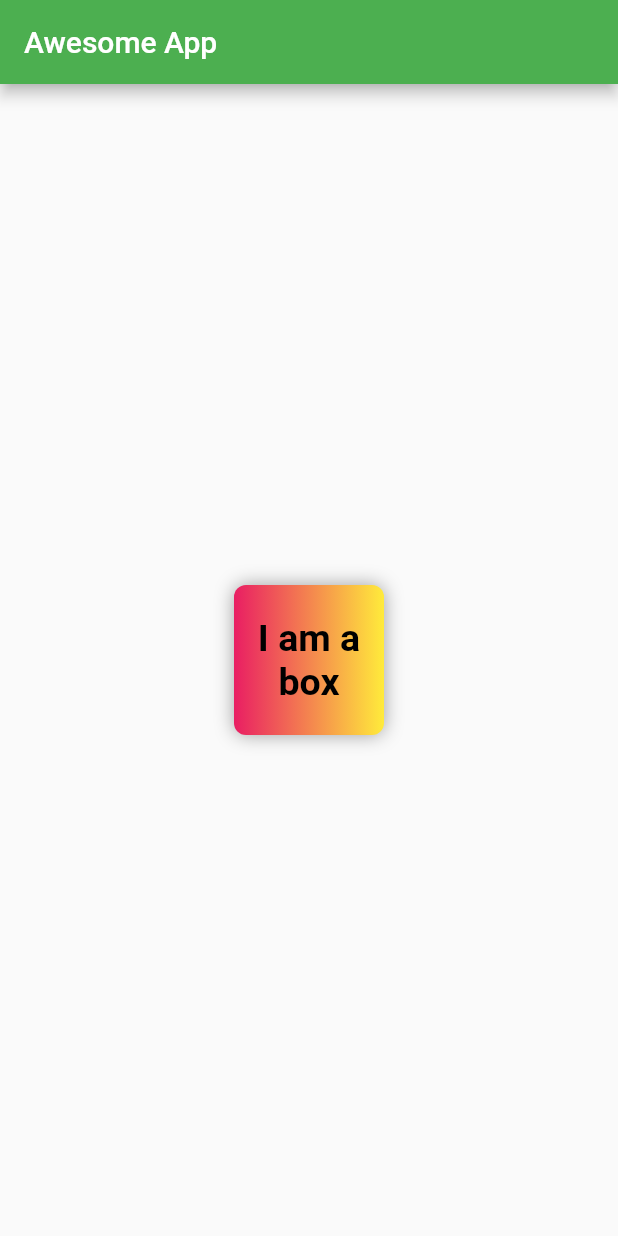
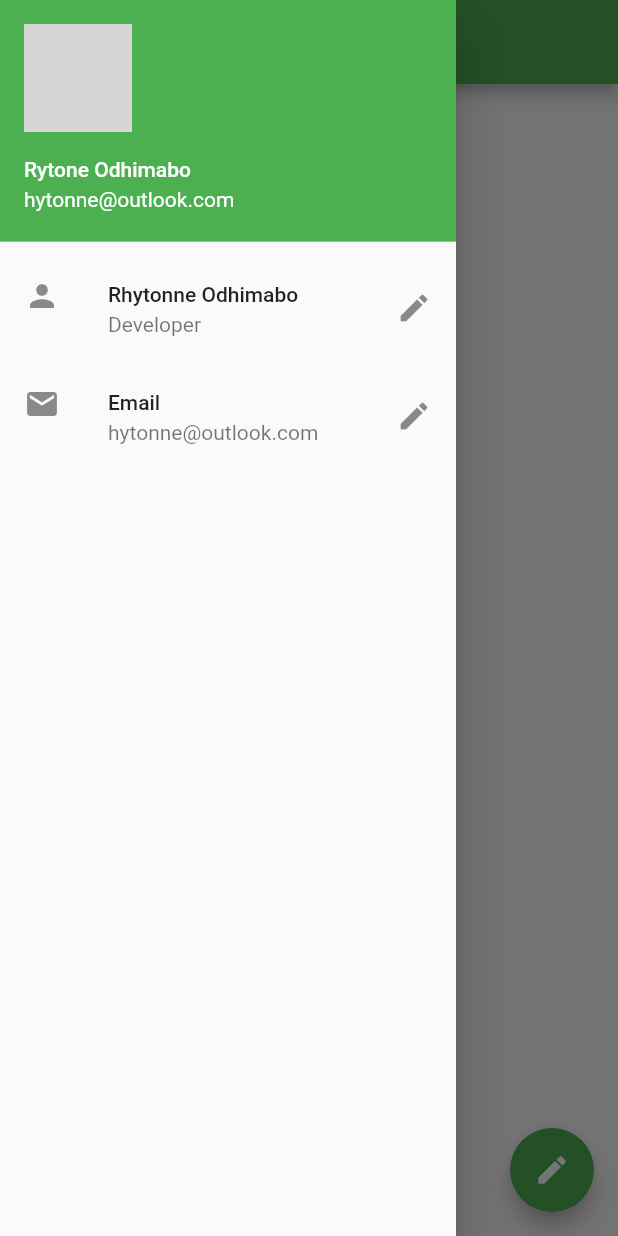
Before and after one commit to rai8/flutter_101, a Flutter app: the screen it shows after launch, with the side drawer open (before the commit the screen has no drawer), on a phone screen of 412 x 824 dp. Run offline on Flutter 3.47's test engine with Material 2 defaults, Android fonts, the phone set to English and light mode, and no system bars; network calls fail; grey boxes are pictures that could not be loaded.

Commit message:
working with drawer, tiles and LIstviews

```diff
--- a/lib/main.dart
+++ b/lib/main.dart
@@ -22,36 +22,53 @@ class HomePage extends StatelessWidget {
       ),
       body: Center(
         child: Container(
-          padding: const EdgeInsets.all(0),
-          //color: Colors.purple, - we use decoration instead
+          height: 100,
           width: 100,
-          height: 100,
-          decoration: BoxDecoration(
-            color: Colors.pink,
-            //shape: BoxShape.circle, //wraps the container in a circle like format
-            borderRadius: BorderRadius.circular(8),
-            gradient: LinearGradient(colors: [
-              Colors.pink,
-              Colors.yellow,
-            ]),
-            boxShadow: [
-              BoxShadow(
-                color: Colors.grey,
-                blurRadius: 10,
-              )
-            ]
+          color: Colors.teal,
 
-          ),
-          alignment: Alignment.center, //align text at the center of the container/div
-          child: Text("I am a box", textAlign: TextAlign.center,
-          style: TextStyle(
-            color: Colors.black,
-            fontSize: 25,
-            fontWeight: FontWeight.bold,
-
-          ),),
 
         ),
+      ),
+      drawer: Drawer(
+        child: ListView(
+          padding: const EdgeInsets.all(0),
+          children: <Widget>[
+            UserAccountsDrawerHeader(
+              accountName: Text("Rytone Odhimabo"),
+              accountEmail: Text("hytonne@outlook.com"),
+              /* currentAccountPicture: Image.network(
+                "https://images.unsplash.com/photo-1457052002176-2d16a4f4a3ff?ixlib=rb-1.2.1&ixid=eyJhcHBfaWQiOjEyMDd9&auto=format&fit=crop&w=500&q=60"
+                ), */
+              currentAccountPicture: CircleAvatar(
+                backgroundImage: NetworkImage(
+                  "https://images.unsplash.com/photo-1457052002176-2d16a4f4a3ff?ixlib=rb-1.2.1&ixid=eyJhcHBfaWQiOjEyMDd9&auto=format&fit=crop&w=500&q=60"
+                ),
+              ),
+              ),
+           /*  DrawerHeader(
+              child: Text('Hi I am drawer'),
+              decoration: BoxDecoration(
+              color: Colors.green[200],
+            ),), */
+            ListTile(
+              leading: Icon(Icons.person),
+              title: Text("Rhytonne Odhimabo"),
+              subtitle: Text('Developer'),
+              trailing: Icon(Icons.edit),
+            ),
+            ListTile(
+              leading: Icon(Icons.email),
+              title: Text("Email"),
+              subtitle: Text('hytonne@outlook.com'),
+              trailing: Icon(Icons.edit),
+              onTap: (){},
+            ),
+          ],
+        ),
+      ), // that ka small menu bar on the top left
+      floatingActionButton: FloatingActionButton(onPressed: (){},
+      child: Icon(Icons.edit),
+     // mini: true, //mkes the floating button smaller
       ),
     );
   }
```
Also changed, not shown: 1 other file.
